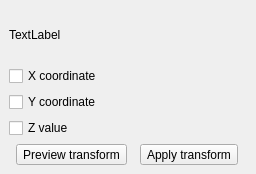
First picture: the form in src/ui/mesh/qgsmeshtransformcoordinatesdockwidgetbase.ui, repository qgis/QGIS, before the edit.
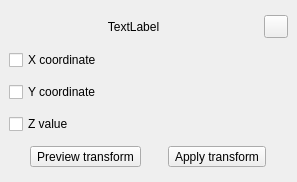
Second picture: the form after the edit. Icons and pictures are not drawn. Custom widgets are drawn as their Qt base class.

The edit to the form file:
```diff
--- a/src/ui/mesh/qgsmeshtransformcoordinatesdockwidgetbase.ui
+++ b/src/ui/mesh/qgsmeshtransformcoordinatesdockwidgetbase.ui
@@ -6,8 +6,8 @@
    <rect>
     <x>0</x>
     <y>0</y>
-    <width>256</width>
-    <height>174</height>
+    <width>297</width>
+    <height>182</height>
    </rect>
   </property>
   <property name="floating">
@@ -18,37 +18,24 @@
   </property>
   <widget class="QWidget" name="dockWidgetContents">
    <layout class="QGridLayout" name="gridLayout">
-    <item row="3" column="1">
+    <item row="4" column="1">
      <widget class="QgsExpressionLineEdit" name="mExpressionEditZ" native="true"/>
     </item>
-    <item row="2" column="1">
-     <widget class="QgsExpressionLineEdit" name="mExpressionEditY" native="true"/>
-    </item>
     <item row="2" column="0">
-     <widget class="QCheckBox" name="mCheckBoxY">
-      <property name="text">
-       <string>Y coordinate</string>
-      </property>
-     </widget>
-    </item>
-    <item row="1" column="0">
      <widget class="QCheckBox" name="mCheckBoxX">
       <property name="text">
        <string>X coordinate</string>
       </property>
      </widget>
     </item>
-    <item row="1" column="1">
-     <widget class="QgsExpressionLineEdit" name="mExpressionEditX" native="true"/>
-    </item>
     <item row="3" column="0">
-     <widget class="QCheckBox" name="mCheckBoxZ">
+     <widget class="QCheckBox" name="mCheckBoxY">
       <property name="text">
-       <string>Z value</string>
+       <string>Y coordinate</string>
       </property>
      </widget>
     </item>
-    <item row="4" column="0" colspan="2">
+    <item row="5" column="0" colspan="2">
      <layout class="QHBoxLayout" name="horizontalLayout">
       <property name="sizeConstraint">
        <enum>QLayout::SetDefaultConstraint</enum>
@@ -69,25 +56,84 @@
       </item>
      </layout>
     </item>
-    <item row="0" column="0" colspan="2">
-     <widget class="QLabel" name="mLabelInformation">
-      <property name="sizePolicy">
-       <sizepolicy hsizetype="Preferred" vsizetype="Minimum">
-        <horstretch>0</horstretch>
-        <verstretch>0</verstretch>
-       </sizepolicy>
-      </property>
+    <item row="2" column="1">
+     <widget class="QgsExpressionLineEdit" name="mExpressionEditX" native="true"/>
+    </item>
+    <item row="3" column="1">
+     <widget class="QgsExpressionLineEdit" name="mExpressionEditY" native="true"/>
+    </item>
+    <item row="4" column="0">
+     <widget class="QCheckBox" name="mCheckBoxZ">
       <property name="text">
-       <string>TextLabel</string>
-      </property>
-      <property name="alignment">
-       <set>Qt::AlignLeading|Qt::AlignLeft|Qt::AlignVCenter</set>
-      </property>
-      <property name="wordWrap">
-       <bool>true</bool>
+       <string>Z value</string>
       </property>
      </widget>
     </item>
+    <item row="1" column="0" colspan="2">
+     <layout class="QHBoxLayout" name="horizontalLayout_2" stretch="1,0,0">
+      <property name="spacing">
+       <number>6</number>
+      </property>
+      <property name="topMargin">
+       <number>0</number>
+      </property>
+      <item>
+       <widget class="QLabel" name="mLabelInformation">
+        <property name="sizePolicy">
+         <sizepolicy hsizetype="MinimumExpanding" vsizetype="Minimum">
+          <horstretch>0</horstretch>
+          <verstretch>0</verstretch>
+         </sizepolicy>
+        </property>
+        <property name="text">
+         <string>TextLabel</string>
+        </property>
+        <property name="alignment">
+         <set>Qt::AlignCenter</set>
+        </property>
+        <property name="wordWrap">
+         <bool>true</bool>
+        </property>
+       </widget>
+      </item>
+      <item>
+       <spacer name="horizontalSpacer">
+        <property name="orientation">
+         <enum>Qt::Horizontal</enum>
+        </property>
+        <property name="sizeHint" stdset="0">
+         <size>
+          <width>0</width>
+          <height>20</height>
+         </size>
+        </property>
+       </spacer>
+      </item>
+      <item>
+       <widget class="QToolButton" name="mButtonImport">
+        <property name="toolTip">
+         <string>Import coordinates of the selected vertex</string>
+        </property>
+        <property name="text">
+         <string/>
+        </property>
+        <property name="icon">
+         <iconset resource="../../../images/images.qrc">
+          <normaloff>:/images/themes/default/mIconVertexCoordinates.svg</normaloff>:/images/themes/default/mIconVertexCoordinates.svg</iconset>
+        </property>
+        <property name="iconSize">
+         <size>
+          <width>16</width>
+          <height>16</height>
+         </size>
+        </property>
+        <property name="checkable">
+         <bool>true</bool>
+        </property>
+       </widget>
+      </item>
+     </layout>
+    </item>
    </layout>
   </widget>
  </widget>
```
Left out of the diff: 12 changed lines with no effect on the pictures.
